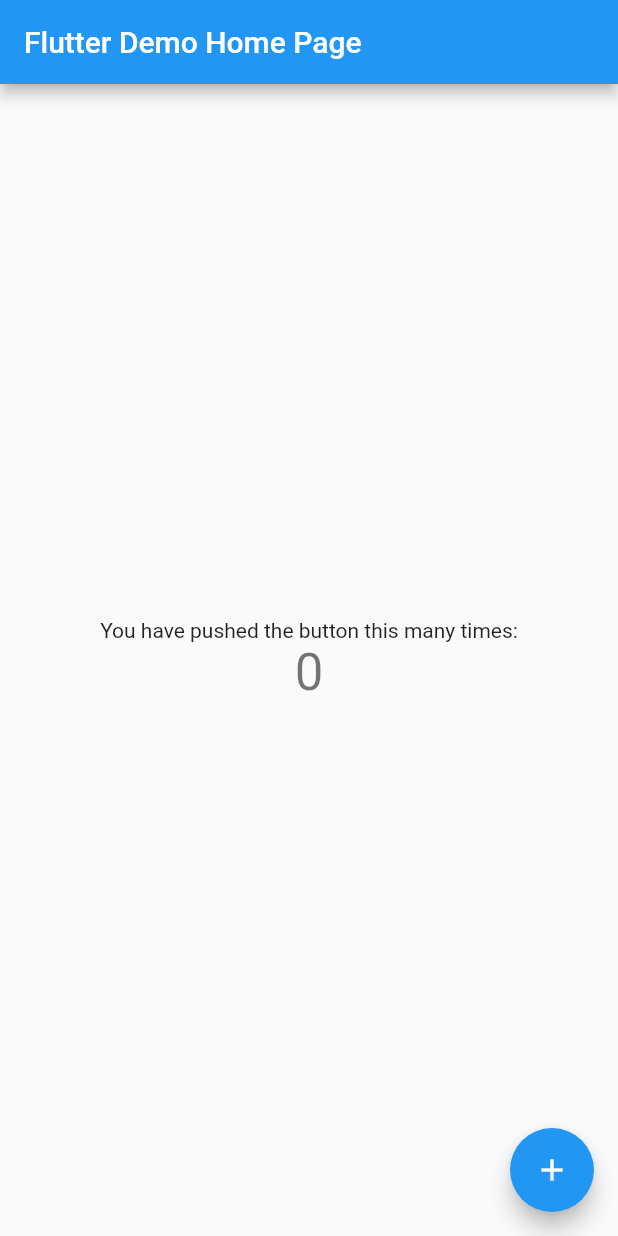
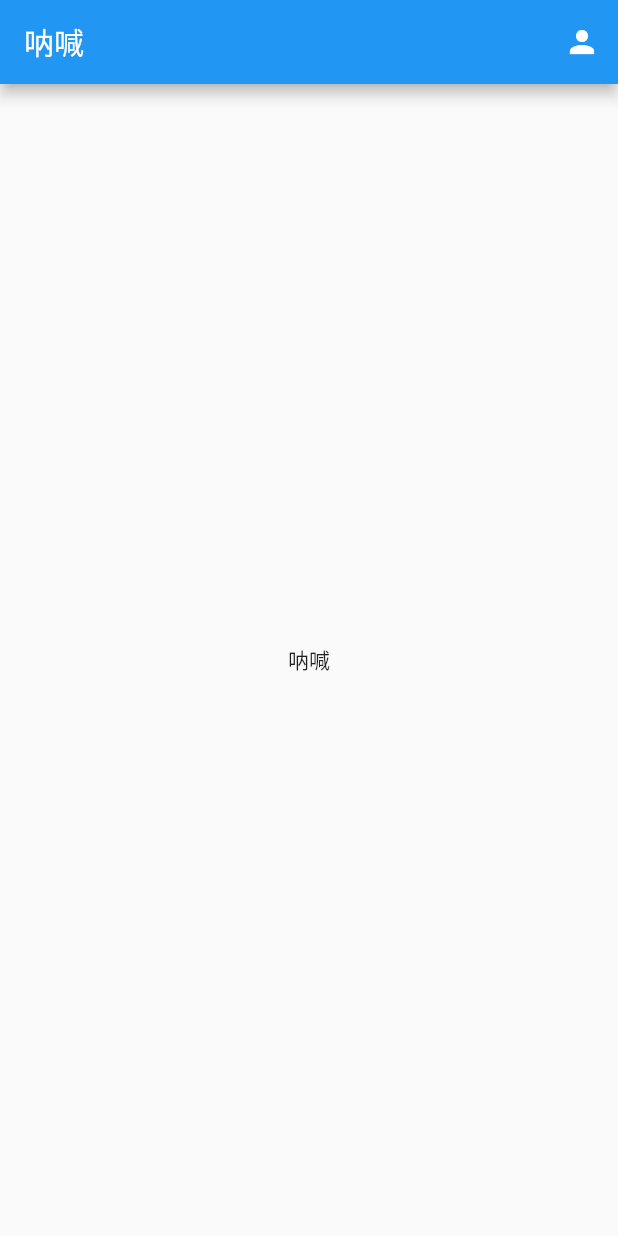
Before and after one commit to ChenDvorak/Scream, a Flutter app: the screen it shows after launch, on a phone screen of 412 x 824 dp. Run offline on Flutter 3.47's test engine with Material 2 defaults, Android fonts, the phone set to English and light mode, and no system bars.

Commit message:
add scream appbar

```diff
--- /dev/null
+++ b/src/lib/components/scream-style.dart
@@ -0,0 +1,16 @@
+
+
+import 'package:flutter/material.dart';
+
+AppBar screamBar({String title}) {
+  return AppBar(
+      title: Text(title),
+    actions: <Widget>[
+      IconButton(
+        icon: const Icon(Icons.person),
+        tooltip: 'personal',
+        onPressed: () {},
+      ),
+    ],
+  );
+}
--- /dev/null
+++ b/src/lib/home/home_page.dart
@@ -0,0 +1,32 @@
+
+
+/*
+  HomePage
+  author: chen dvorak
+  create date: 2020/9/7
+
+  this file is layout of home page
+*/
+
+import 'package:flutter/material.dart';
+
+import '../components/scream-style.dart';
+
+/// home page
+///
+/// layout of home page
+/// there is a list of scream and a post button that post a new scream if logged in.
+class HomePage extends StatelessWidget {
+
+  @override
+  Widget build(BuildContext context) {
+    return Scaffold(
+      appBar: screamBar(title: '呐喊'),
+      body: Container(
+        child: Center(
+          child: Text('呐喊')
+        ),
+      ),
+    );
+  }
+}
--- a/src/lib/main.dart
+++ b/src/lib/main.dart
@@ -1,16 +1,11 @@
 import 'package:flutter/material.dart';
 
+import './home/home_page.dart';
+
 void main() {
-  runApp(MyApp());
-}
-
-class MyApp extends StatelessWidget {
-  // This widget is the root of your application.
-  @override
-  Widget build(BuildContext context) {
-    return MaterialApp(
-      title: 'Flutter Demo',
-      theme: ThemeData(
+  runApp(MaterialApp(
+    title: 'Scream',
+    theme: ThemeData(
         // This is the theme of your application.
         //
         // Try running your application with "flutter run". You'll see the
@@ -26,10 +21,10 @@ class MyApp extends StatelessWidget {
         // closer together (more dense) than on mobile platforms.
         visualDensity: VisualDensity.adaptivePlatformDensity,
       ),
-      home: MyHomePage(title: 'Flutter Demo Home Page'),
-    );
-  }
+      home: HomePage(),
+  ));
 }
+
 
 class MyHomePage extends StatefulWidget {
   MyHomePage({Key key, this.title}) : super(key: key);
```
